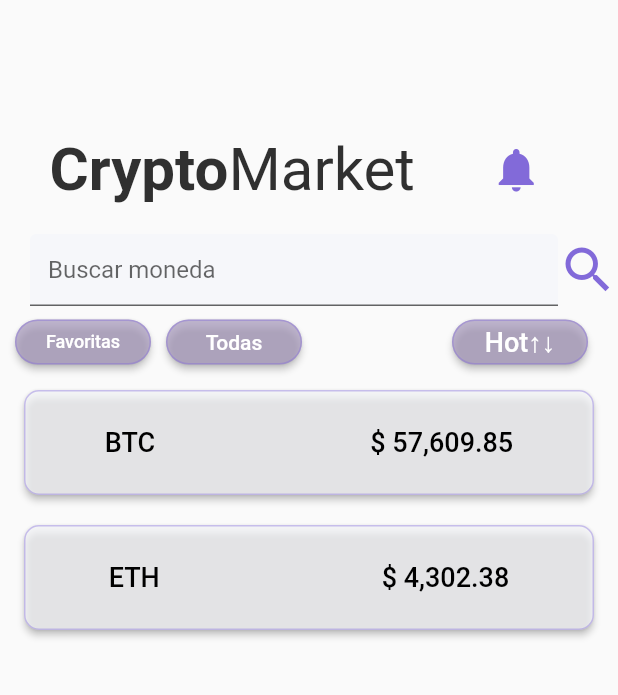
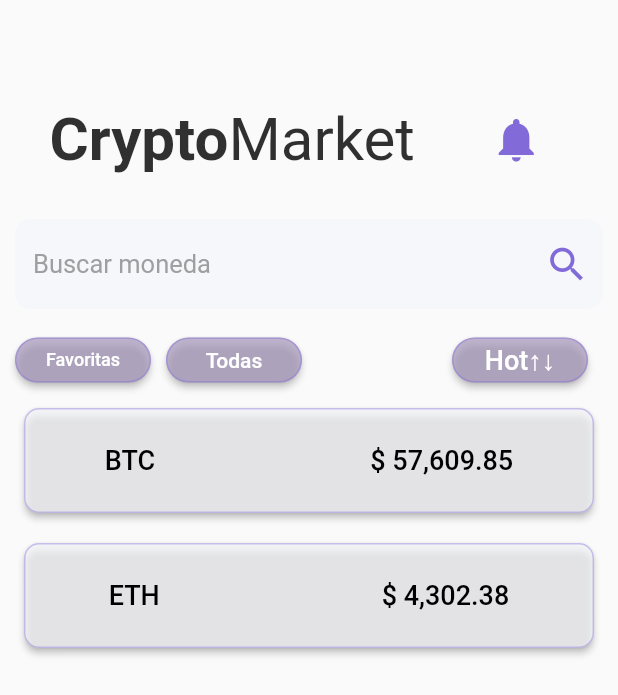
Before and after one commit to MadeColombia/blockchain_pal, a Flutter app: the CryptoMarket screen opened directly, after a tap on "Favoritas", on a phone screen of 412 x 824 dp. Shown: the top 695 px of the screen. Run offline on Flutter 3.47's test engine with Material 2 defaults, Android fonts, the phone set to English and light mode, and no system bars; our stand-ins replace get; Roboto replaces fonts that are missing (Poppins).

Commit message:
Diseño Update
Update de cryptomarket y feed, aportando al diseño minimalista, barra de busqueda actualizada

```diff
--- a/lib/pages/CryptoMarket.dart
+++ b/lib/pages/CryptoMarket.dart
@@ -26,20 +26,18 @@ Widget cuerpo() {
       Container(
           child: Center(
               child: Column(children: <Widget>[
-        const SizedBox(height: 70),
+        const SizedBox(height: 50),
         tituloCrypto(),
+        const SizedBox(height: 10),
         //row buscar monedas y busqueda
         Row(
           children: <Widget>[
-            const SizedBox(width: 20),
+            const SizedBox(width: 10),
             Expanded(child: buscarMoneda()),
-            Icon(
-              Icons.search,
-              color: Color(0xff826AD9),
-              size: 40,
-            ),
+            const SizedBox(width: 10),
           ],
         ),
+        const SizedBox(height: 10),
         //row favoritos todas hot
         Row(
           children: [
@@ -163,9 +161,21 @@ Widget buscarMoneda() {
   return Container(
     child: TextField(
       decoration: InputDecoration(
+        border: OutlineInputBorder(
+          borderSide: BorderSide.none,
+          borderRadius: BorderRadius.circular(10),
+        ),
         hintText: "Buscar moneda",
         fillColor: Color(0xfff6f7fa),
         filled: true,
+        //border: InputBorder.none,
+        hintStyle:
+            TextStyle(fontSize: 17, color: Color.fromRGBO(157, 159, 160, 1)),
+        suffixIcon: Icon(
+          Icons.search,
+          color: Color(0xff826AD9),
+          size: 30,
+        ),
       ),
       minLines:
           1, // any number you need (It works as the rows for the textarea)
--- a/pubspec.yaml
+++ b/pubspec.yaml
@@ -34,11 +34,12 @@ dependencies:
   # The following adds the Cupertino Icons font to your application.
   # Use with the CupertinoIcons class for iOS style icons.
   cupertino_icons: ^1.0.2
+  get: ^4.5.1
 
 dev_dependencies:
   flutter_test:
     sdk: flutter
-  get:
+
 
   # The "flutter_lints" package below contains a set of recommended lints to
   # encourage good coding practices. The lint set provided by the package is
```
Also changed, not shown: lib/pages/Feed.dart (+17 -9 lines), pubspec.lock.
